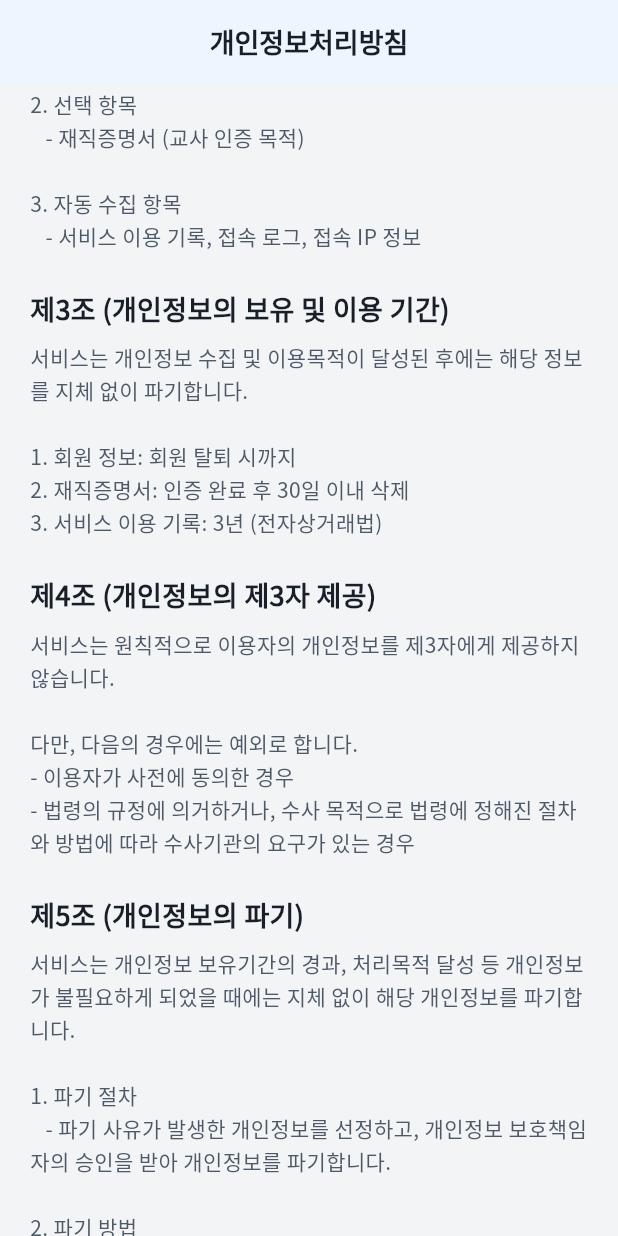
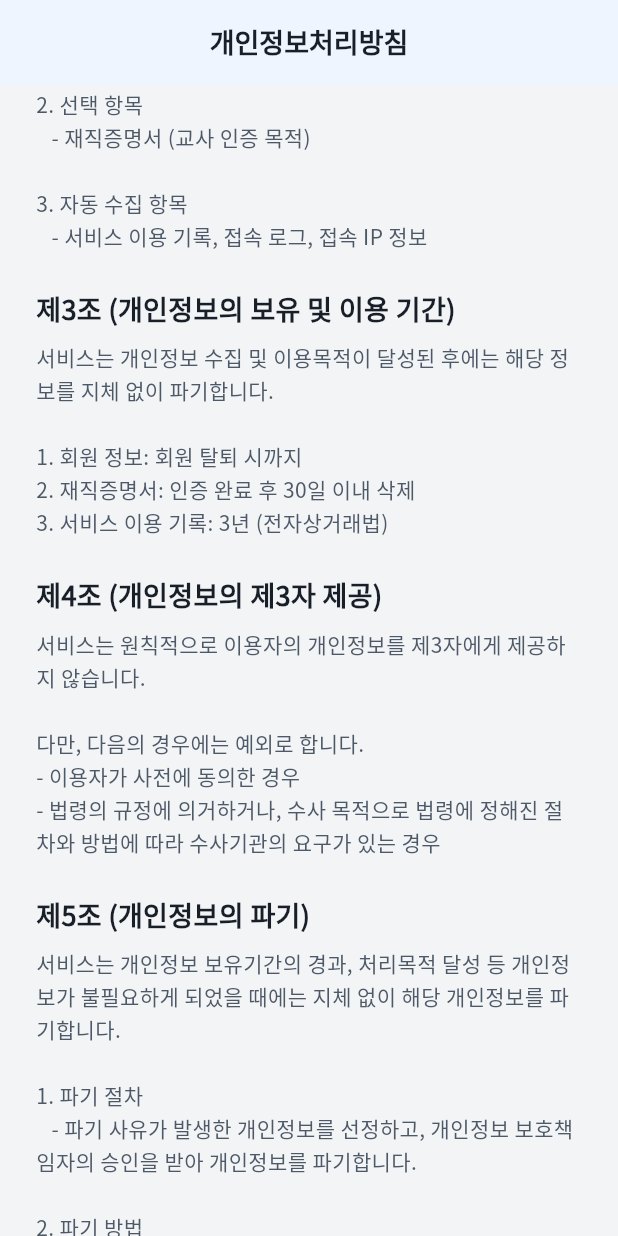
Before and after one commit to hyunwoooim-star/Uncany, a Flutter app: the PrivacyPolicyScreen screen opened by its route, scrolled down 576 dp, on a phone screen of 412 x 824 dp. Run offline on Flutter 3.47's test engine with Material 3 defaults, Android fonts, the phone set to English and light mode, and no system bars; our stand-ins replace file_picker, flutter_animate, flutter_riverpod, freezed_annotation, go_router, google_fonts and 3 more; accounts and stored records are empty; generated files the repository leaves out were written again; network calls fail; statements that could not run were skipped; project files that could hold a hidden picture were left out.

```diff
--- a/lib/src/features/settings/presentation/privacy_policy_screen.dart
+++ b/lib/src/features/settings/presentation/privacy_policy_screen.dart
@@ -14,8 +14,11 @@ class PrivacyPolicyScreen extends StatelessWidget {
         backgroundColor: TossColors.surface,
         elevation: 0,
       ),
-      body: SingleChildScrollView(
-        padding: const EdgeInsets.all(20),
+      body: Center(
+        child: ConstrainedBox(
+          constraints: const BoxConstraints(maxWidth: 800),
+          child: SingleChildScrollView(
+            padding: const EdgeInsets.symmetric(horizontal: 24, vertical: 20),
             child: Column(
               crossAxisAlignment: CrossAxisAlignment.start,
               children: [
@@ -125,6 +128,8 @@ class PrivacyPolicyScreen extends StatelessWidget {
               ],
             ),
           ),
+        ),
+      ),
     );
   }
 
```
Also changed, not shown: lib/src/features/settings/presentation/personal_data_screen.dart (+28 -37 lines), lib/src/features/settings/presentation/terms_screen.dart (+11 -6 lines). Lines whose indentation alone changed are shown as unchanged.
